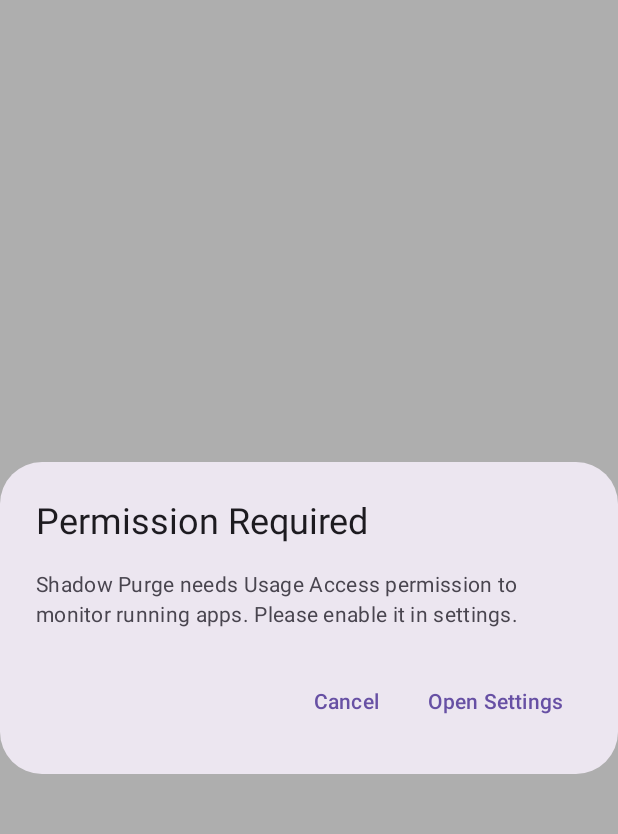
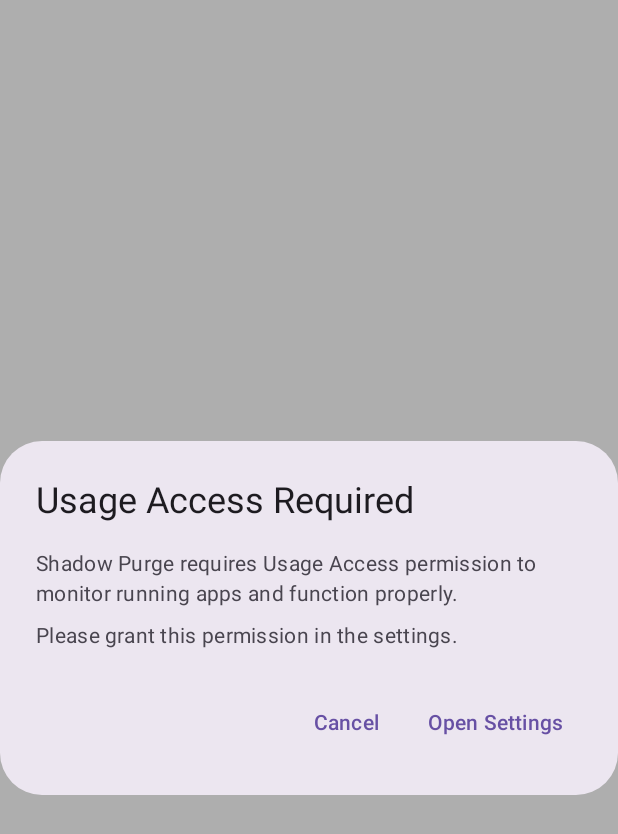
Before and after one commit to Azrea-Shade/ShadowPurge, an Android app built with Jetpack Compose: the composable UsageAccessPrompt shown on its own in the app's theme, after a tap on "Open Settings", on a phone screen of 412 x 824 dp. Shown: the top 834 px of the screen. Run offline under Robolectric (Android 15) with nearby library versions, the phone set to English and light mode, and no system bars; 2 statements that could not run were skipped.

Commit message:
Update UsageAccessPrompt.kt

```diff
--- a/app/src/main/java/com/azreashade/shadowpurge/ui/UsageAccessPrompt.kt
+++ b/app/src/main/java/com/azreashade/shadowpurge/ui/UsageAccessPrompt.kt
@@ -1,24 +1,33 @@
 package com.azreashade.shadowpurge.ui
 
+import androidx.compose.foundation.layout.Column
+import androidx.compose.foundation.layout.Spacer
+import androidx.compose.foundation.layout.height
+import androidx.compose.material3.AlertDialog
+import androidx.compose.material3.Text
+import androidx.compose.material3.TextButton
+import androidx.compose.runtime.Composable
+import androidx.compose.ui.Modifier
+import androidx.compose.ui.unit.dp
 import android.content.Context
-import android.content.Intent
-import android.provider.Settings
-import androidx.compose.material3.*
-import androidx.compose.runtime.Composable
-import androidx.compose.ui.platform.LocalContext
+import com.azreashade.shadowpurge.utils.UsageAccessUtils
 
 @Composable
 fun UsageAccessPrompt(context: Context, onDismiss: () -> Unit) {
     AlertDialog(
         onDismissRequest = onDismiss,
-        title = { Text("Permission Required") },
-        text = { Text("Shadow Purge needs Usage Access permission to monitor running apps. Please enable it in settings.") },
+        title = { Text("Usage Access Required") },
+        text = {
+            Column {
+                Text("Shadow Purge requires Usage Access permission to monitor running apps and function properly.")
+                Spacer(modifier = Modifier.height(8.dp))
+                Text("Please grant this permission in the settings.")
+            }
+        },
         confirmButton = {
             TextButton(onClick = {
-                context.startActivity(Intent(Settings.ACTION_USAGE_ACCESS_SETTINGS).apply {
-                    addFlags(Intent.FLAG_ACTIVITY_NEW_TASK)
-                })
                 onDismiss()
+                UsageAccessUtils.requestUsageAccess(context)
             }) {
                 Text("Open Settings")
             }
```
